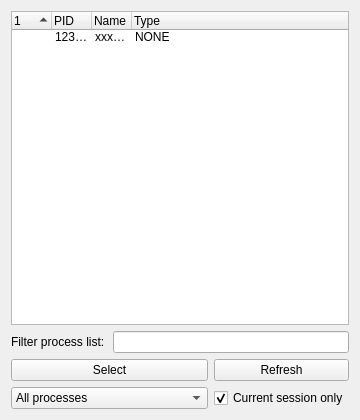
The window that GH Injector GUI/GuiProcess.ui (guidedhacking/GH-Injector-GUI) describes before a commit, drawn with Qt 5.
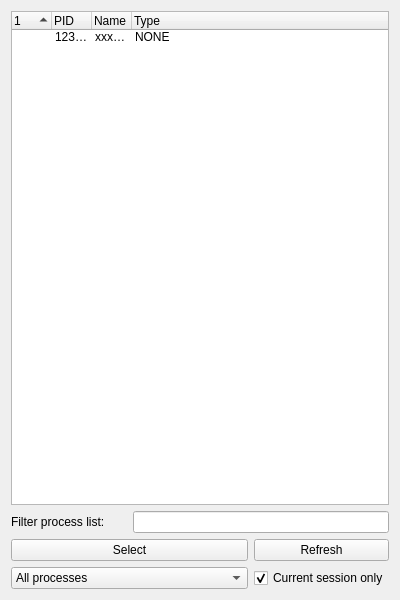
The same window after the commit. Icons and pictures are not drawn.

```diff
--- a/GH Injector GUI/GuiProcess.ui
+++ b/GH Injector GUI/GuiProcess.ui
@@ -6,8 +6,8 @@
    <rect>
     <x>0</x>
     <y>0</y>
-    <width>360</width>
-    <height>420</height>
+    <width>400</width>
+    <height>600</height>
    </rect>
   </property>
   <property name="windowTitle">
```
